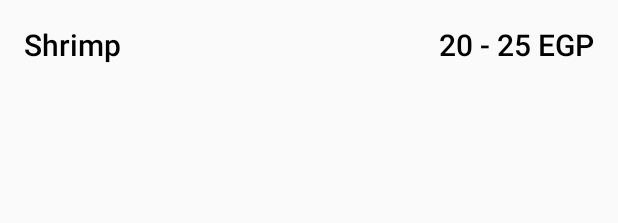
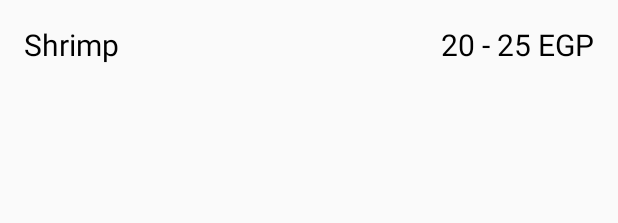
Before and after one commit to Arhatem/Android-Mat3amk-App, an Android app: the layout category_item.xml on its own in the app's theme, with its tools: preview values and no code run, on a phone screen of 412 x 824 dp. Shown: the top 223 px of the screen. Run offline under Robolectric (Android 15) with nearby library versions, the phone set to English and light mode, and no system bars.

Commit message:
new look

```diff
--- a/Mat3amk/app/src/main/res/layout/category_item.xml
+++ b/Mat3amk/app/src/main/res/layout/category_item.xml
@@ -10,7 +10,9 @@
         android:id="@+id/dish_name"
         android:layout_width="0dp"
         android:layout_height="wrap_content"
-        android:textAppearance="@style/TextAppearance.AppCompat.Title"
+        android:textSize="20dp"
+        android:textStyle="normal"
+        android:fontFamily="@string/bottom_sheet_behavior"
         android:textColor="#000"
         android:minLines="2"
         app:layout_constraintEnd_toStartOf="@+id/guideline"
@@ -23,7 +25,9 @@
         android:id="@+id/dish_price"
         android:layout_width="wrap_content"
         android:layout_height="wrap_content"
-        android:textAppearance="@style/TextAppearance.AppCompat.Title"
+        android:textSize="20dp"
+        android:textStyle="normal"
+        android:fontFamily="@string/bottom_sheet_behavior"
         android:textColor="#000"
         app:layout_constraintEnd_toEndOf="parent"
         app:layout_constraintHorizontal_bias="1.0"
@@ -36,6 +40,7 @@
         android:layout_width="wrap_content"
         android:layout_height="wrap_content"
         android:orientation="vertical"
+
         app:layout_constraintGuide_begin="185dp" />
 
 </android.support.constraint.ConstraintLayout>
```
